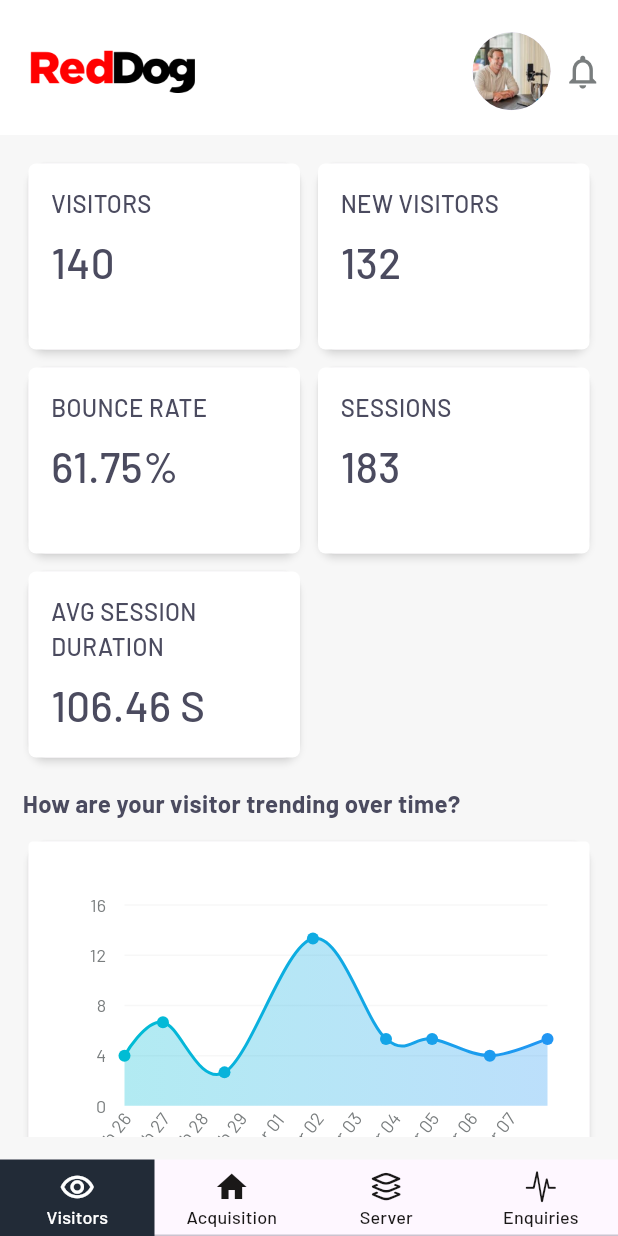
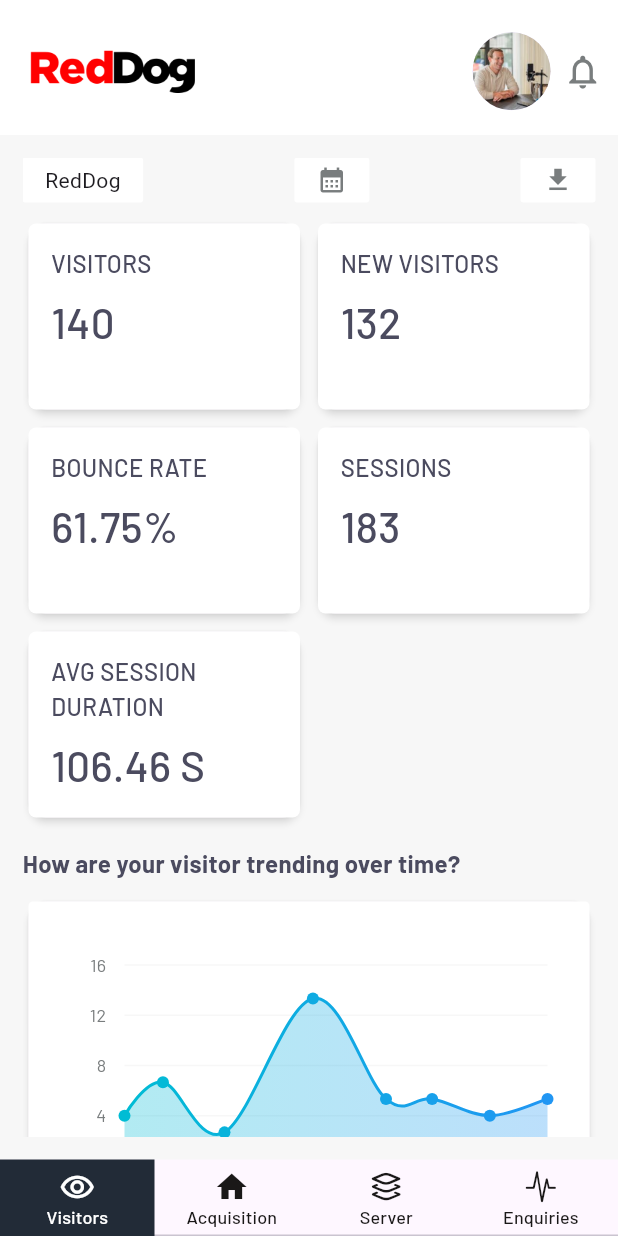
Before and after one commit to mirza-d3x/red_dog, a Flutter app: the screen it shows after launch, on a phone screen of 412 x 824 dp. Run offline on Flutter 3.47's test engine with Material 3 defaults, Android fonts, the phone set to English and light mode, and no system bars; drawn by our look-alikes of fl_chart; our stand-ins replace charts_flutter, percent_indicator, syncfusion_flutter_charts; missing offline and left inert: countries_world_map.

Commit message:
creating visitors screen,adding drop down menu

```diff
--- a/lib/features/tabs/visitors_screen.dart
+++ b/lib/features/tabs/visitors_screen.dart
@@ -86,7 +86,7 @@ class _VisitorsScreenState extends State<VisitorsScreen> {
                       ),
                     ),
 
-                    Row(
+                    const Row(
                       children: [
                         CircleAvatar(
                           radius: 26,
@@ -96,7 +96,7 @@ class _VisitorsScreenState extends State<VisitorsScreen> {
 
                         ),
 
-                        const SizedBox(width: 8),
+                        SizedBox(width: 8),
 
                         Icon(
                           Icons.notifications_none_outlined,
@@ -118,6 +118,50 @@ class _VisitorsScreenState extends State<VisitorsScreen> {
               child: Column(
                 crossAxisAlignment: CrossAxisAlignment.start,
                 children: [
+
+                  Row(
+                    mainAxisAlignment: MainAxisAlignment.spaceBetween,
+                    children: [
+                      Container(
+                        padding: const EdgeInsets.fromLTRB(15, 5, 15, 5),
+                        decoration: BoxDecoration(
+                          color: whiteColor,
+                          borderRadius: BorderRadius.circular(2),
+                        ),
+                        child: Text(
+                          'RedDog'
+                        ),
+                      ),
+
+                      Container(
+                        padding: const EdgeInsets.fromLTRB(15, 5, 15, 5),
+                        decoration: BoxDecoration(
+                          color: whiteColor,
+                          borderRadius: BorderRadius.circular(2),
+                        ),
+                        child: const Icon(
+                          Icons.calendar_month,
+                          color: titleTextColor,
+                          size: 20,
+                        )
+                      ),
+
+                      Container(
+                        padding: const EdgeInsets.fromLTRB(15, 5, 15, 5),
+                        decoration: BoxDecoration(
+                          color: whiteColor,
+                          borderRadius: BorderRadius.circular(2),
+                        ),
+                        child: const Icon(
+                          Icons.download,
+                          color: titleTextColor,
+                          size: 20,
+                        )
+                      ),
+                    ],
+                  ),
+
+                  const SizedBox(height: 10),
 
                   GridView.builder(
                     physics: const NeverScrollableScrollPhysics(),
```
